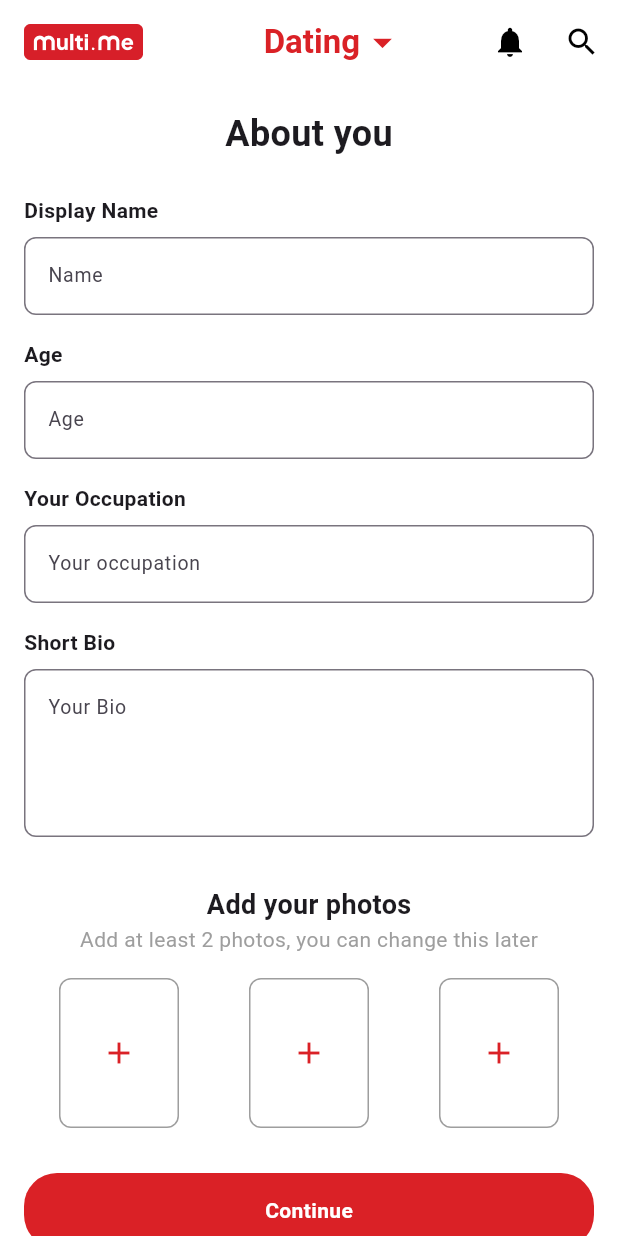
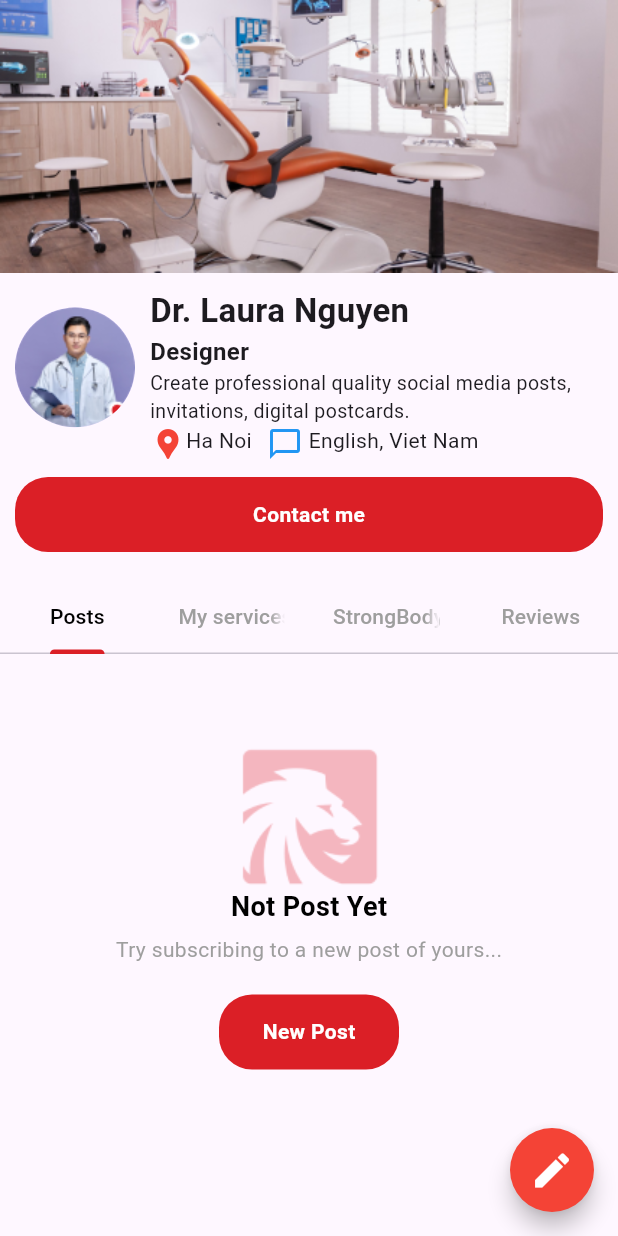
Before and after one commit to DuckienDev/SB_Company, a Flutter app: the screen it shows after launch, on a phone screen of 412 x 824 dp. Run offline on Flutter 3.47's test engine with Material 3 defaults, Android fonts, the phone set to English and light mode, and no system bars; our stand-ins replace flutter_card_swiper.

Commit message:
Secon commit

```diff
--- a/lib/main.dart
+++ b/lib/main.dart
@@ -1,6 +1,8 @@
 import 'package:flutter/material.dart';
+import 'package:test03/page/dating_page/home_dating_page.dart';
 import 'package:test03/page/dating_page/img_picker_dialog.dart';
 import 'package:test03/page/dating_page/infor_dating_page.dart';
+import 'package:test03/page/profile_page/profile_page.dart';
 import 'package:test03/widgets/bottom_navigation_bar.dart';
 
 void main() {
@@ -17,6 +19,6 @@ class MyApp extends StatelessWidget {
 
   @override
   Widget build(BuildContext context) {
-    return InforDatingPage();
+    return ProfilePage();
   }
 }
--- /dev/null
+++ b/lib/page/profile_page/profile_page.dart
@@ -0,0 +1,149 @@
+import 'package:flutter/material.dart';
+import 'package:test03/widgets/my_button.dart';
+
+class ProfilePage extends StatelessWidget {
+  const ProfilePage({super.key});
+
+  @override
+  Widget build(BuildContext context) {
+    return Scaffold(
+      body: SingleChildScrollView(
+        child: Column(
+          children: [
+            //cover photo
+            Image.asset(
+              'assets/profile/BG.png',
+              width: double.infinity,
+              fit: BoxFit.cover,
+            ),
+            const Row(
+              children: [
+                //avata photo
+                Padding(
+                  padding: EdgeInsets.all(10.0),
+                  child: CircleAvatar(
+                    radius: 40,
+                    backgroundImage: AssetImage(
+                      'assets/profile/Group 722.png',
+                    ),
+                  ),
+                ),
+                //infomation user
+                Column(
+                  crossAxisAlignment: CrossAxisAlignment.start,
+                  children: [
+                    SizedBox(height: 10),
+                    Text(
+                      'Dr. Laura Nguyen',
+                      style:
+                          TextStyle(fontSize: 22, fontWeight: FontWeight.w700),
+                    ),
+                    Text(
+                      'Designer',
+                      style: TextStyle(
+                        fontSize: 16,
+                        fontWeight: FontWeight.w600,
+                      ),
+                    ),
+                    SizedBox(
+                      width: 290,
+                      child: Text(
+                        'Create professional quality social media posts, invitations, digital postcards.',
+                        style: TextStyle(
+                          fontSize: 13,
+                        ),
+                        maxLines: 2,
+                      ),
+                    ),
+                    Row(
+                      crossAxisAlignment: CrossAxisAlignment.start,
+                      children: [
+                        Icon(Icons.location_pin, color: Colors.red),
+                        Text('Ha Noi'),
+                        SizedBox(width: 10),
+                        Icon(Icons.chat_bubble_outline, color: Colors.blue),
+                        Text(' English, Viet Nam'),
+                      ],
+                    ),
+                  ],
+                )
+              ],
+            ),
+
+            const SizedBox(height: 10),
+            // Button "Contact me"
+            Padding(
+              padding: const EdgeInsets.symmetric(horizontal: 10),
+              child: MyButton(
+                onTap: () {},
+                text: 'Contact me',
+                color: const Color(0xffDB1F26),
+              ),
+            ),
+            const SizedBox(height: 20),
+            // List Tab
+            DefaultTabController(
+              length: 4,
+              child: Column(
+                children: [
+                  const TabBar(
+                    labelColor: Colors.black,
+                    unselectedLabelColor: Colors.grey,
+                    indicatorColor: Color(0xffDB1F26),
+                    tabs: [
+                      Tab(text: 'Posts'),
+                      Tab(text: 'My services'),
+                      Tab(text: 'StrongBody Shop'),
+                      Tab(text: 'Reviews'),
+                    ],
+                  ),
+                  const SizedBox(height: 20),
+                  //"Not Post Yet"
+                  Column(
+                    mainAxisAlignment: MainAxisAlignment.center,
+                    children: [
+                      const SizedBox(height: 40),
+                      Image.asset('assets/profile/strongbody-061.png'),
+                      const Text(
+                        'Not Post Yet',
+                        style: TextStyle(
+                          fontSize: 18,
+                          fontWeight: FontWeight.bold,
+                          color: Colors.black,
+                        ),
+                      ),
+                      const SizedBox(height: 5),
+                      const Text(
+                        'Try subscribing to a new post of yours...',
+                        style: TextStyle(color: Colors.grey),
+                      ),
+                      const SizedBox(height: 20),
+                      SizedBox(
+                        width: 120,
+                        child: MyButton(
+                            onTap: () {},
+                            text: 'New Post',
+                            color: const Color(0xffDB1F26)),
+                      )
+                    ],
+                  ),
+                ],
+              ),
+            ),
+          ],
+        ),
+      ),
+      // Nút thêm bài viết
+      floatingActionButton: FloatingActionButton(
+        onPressed: () {},
+        backgroundColor: Colors.red,
+        child: const Icon(
+          Icons.edit,
+          color: Colors.white,
+          size: 30,
+        ),
+          shape: const CircleBorder(),
+      ),
+    );
+  }
+}
--- a/lib/widgets/my_button.dart
+++ b/lib/widgets/my_button.dart
@@ -7,11 +7,13 @@ class MyButton extends StatelessWidget {
   String text;
   Color color;
 
+
   MyButton({
     Key? key,
     required this.onTap,
     required this.text,
     required this.color,
+
   }) : super(key: key);
 
   @override
--- a/pubspec.yaml
+++ b/pubspec.yaml
@@ -35,6 +35,7 @@ dependencies:
   # The following adds the Cupertino Icons font to your application.
   # Use with the CupertinoIcons class for iOS style icons.
   cupertino_icons: ^1.0.8
+  flutter_card_swiper: ^7.0.2
 
 dev_dependencies:
   flutter_test:
@@ -65,6 +66,7 @@ flutter:
   - assets/vn.png
   - assets/
   - assets/iconNavBar/
+  - assets/profile/
   #   - images/a_dot_burr.jpeg
   #   - images/a_dot_ham.jpeg
 
```
Also changed, not shown: lib/page/dating_page/home_dating_page.dart (added, +126 -0 lines), lib/page/dating_page/infor_dating_page.dart (+5 -3 lines), assets/profile/BG.png (added), assets/profile/Group 722.png (added), assets/profile/strongbody-061.png (added), pubspec.lock.
